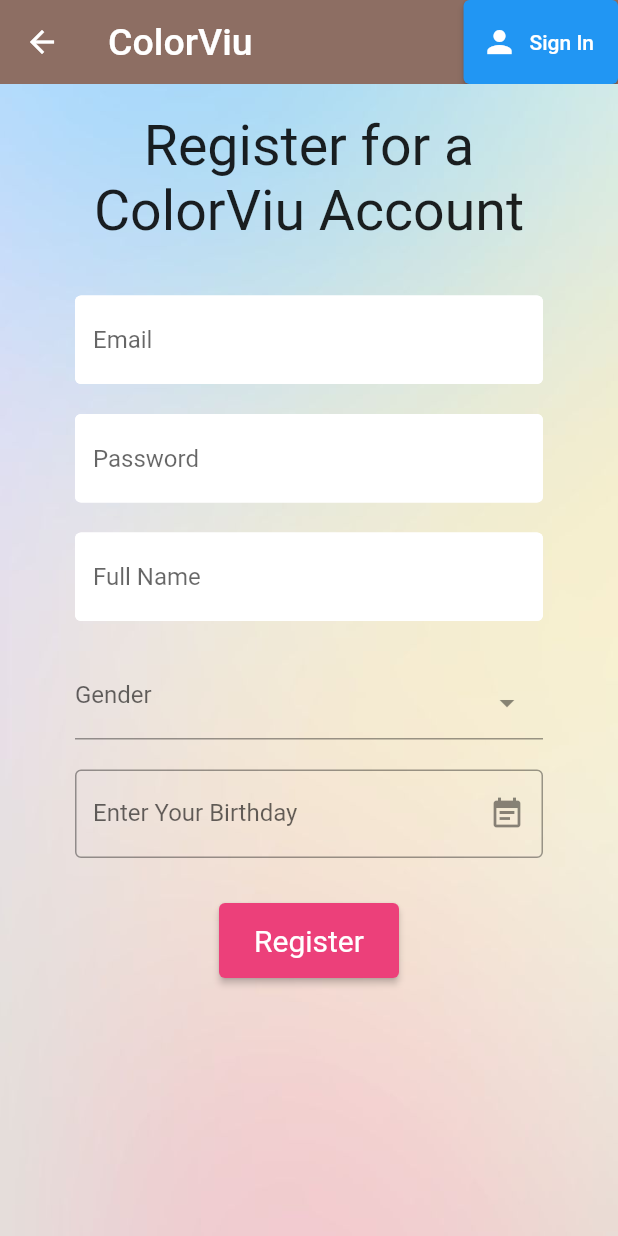
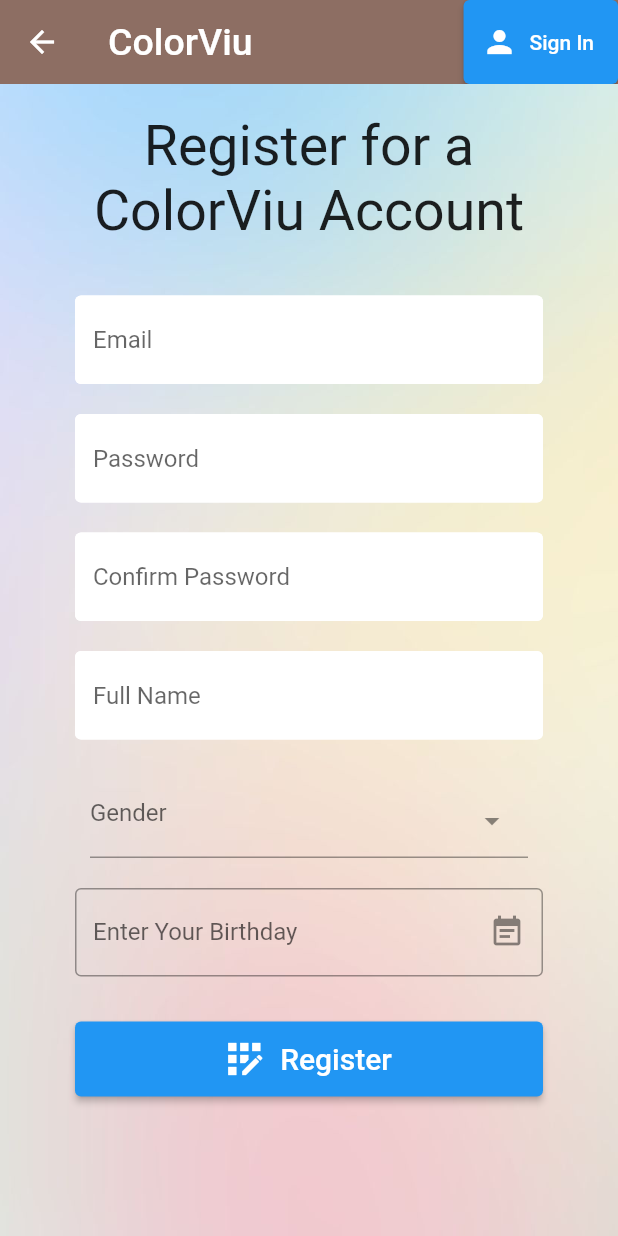
Before and after one commit to Jesh10/ColorViu-MobileApp, a Flutter app: the Register screen opened directly with empty values, on a phone screen of 412 x 824 dp. Run offline on Flutter 3.47's test engine with Material 2 defaults, Android fonts, the phone set to English and light mode, and no system bars; drawn by our look-alikes of date_field, select_form_field; our stand-ins replace cloud_firestore, email_validator, firebase_auth, firebase_core, flutter_spinkit, get and 1 more; missing offline and left inert: auth, drag_and_drop_gridview; accounts and stored records are empty; network calls fail.

```diff
--- a/lib/screens/authenticate/register.dart
+++ b/lib/screens/authenticate/register.dart
@@ -60,7 +60,7 @@
       body: SingleChildScrollView(
         child: Container(
           padding: const EdgeInsets.symmetric(vertical: 20, horizontal: 50),
-          height: 900,
+          height: 800,
           width: double.infinity,
           decoration: const BoxDecoration(
             image: DecorationImage(
@@ -105,20 +105,31 @@
                     const SizedBox(height: 20),
                     TextFormField(
                       decoration: textInputDecoration.copyWith(
-                            hintText: 'Full Name'),
+                          hintText: 'Confirm Password'),
+                      obscureText: true,
                       validator: (val) =>
-                            val!.isEmpty ? 'Enter your Name' : null,
+                          val!.isEmpty ? 'Enter your Password again' : val != password ? 'Passwords do not match' : null,
+                      ),
+                    const SizedBox(height: 20),
+                    TextFormField(
+                      decoration:
+                          textInputDecoration.copyWith(hintText: 'Full Name'),
+                      validator: (val) =>
+                          val!.isEmpty ? 'Enter your Full Name' : null,
                       onChanged: (val) {
                         setState(() => fullName = val);
                       }),
                     const SizedBox(height: 20),
-                    SelectFormField(
+                    Padding(
+                      padding: const EdgeInsets.symmetric(horizontal:10),
+                      child: SelectFormField(
                         type: SelectFormFieldType.dropdown,
                         initialValue: '',
                         labelText: 'Gender',
                         items: genders,
                         onChanged: (val) =>
                             {setState(() => gender = val)},
+                      ),
                     ),
                     const SizedBox(height: 20),
                     DateTimeFormField(
@@ -142,15 +153,10 @@
                       },
                     ),
                     const SizedBox(height: 30),
-                    SizedBox(
-                      height: 50,
-                      width: 120,
-                      child: ElevatedButton(
-                        style: ButtonStyle(
-                          backgroundColor: MaterialStateProperty.all<Color>(
-                            Colors.pink[400]!),
-                          textStyle: MaterialStateProperty.all(
-                            const TextStyle(color: Colors.white))
+                    ElevatedButton.icon(
+                      icon: const Icon(Icons.app_registration, size: 32),
+                      style: ElevatedButton.styleFrom(
+                        minimumSize: const Size.fromHeight(50),
                       ),
                       onPressed: () async {
                         if (_formKey.currentState!.validate()) {
@@ -165,11 +171,10 @@
                             }
                           }
                         },
-                        child: const Text(
+                      label: const Text(
                         'Register',
                         style: TextStyle(
                           fontSize: 20
-                          ),
                         ),
                       ),
                     ),
--- a/pubspec.yaml
+++ b/pubspec.yaml
@@ -53,6 +53,7 @@
   random_color_scheme: ^0.1.3
   drag_and_drop_gridview: ^1.0.8
   timeago: ^3.3.0
+  email_validator: ^2.1.17
 
 dev_dependencies:
   flutter_test:
```
Also changed, not shown: lib/screens/authenticate/forgot_password.dart (added, +110 -0 lines), lib/screens/authenticate/sign_in.dart (+20 -10 lines), lib/services/verify_email.dart (+14 -10 lines), pubspec.lock. Lines whose indentation alone changed are shown as unchanged.
